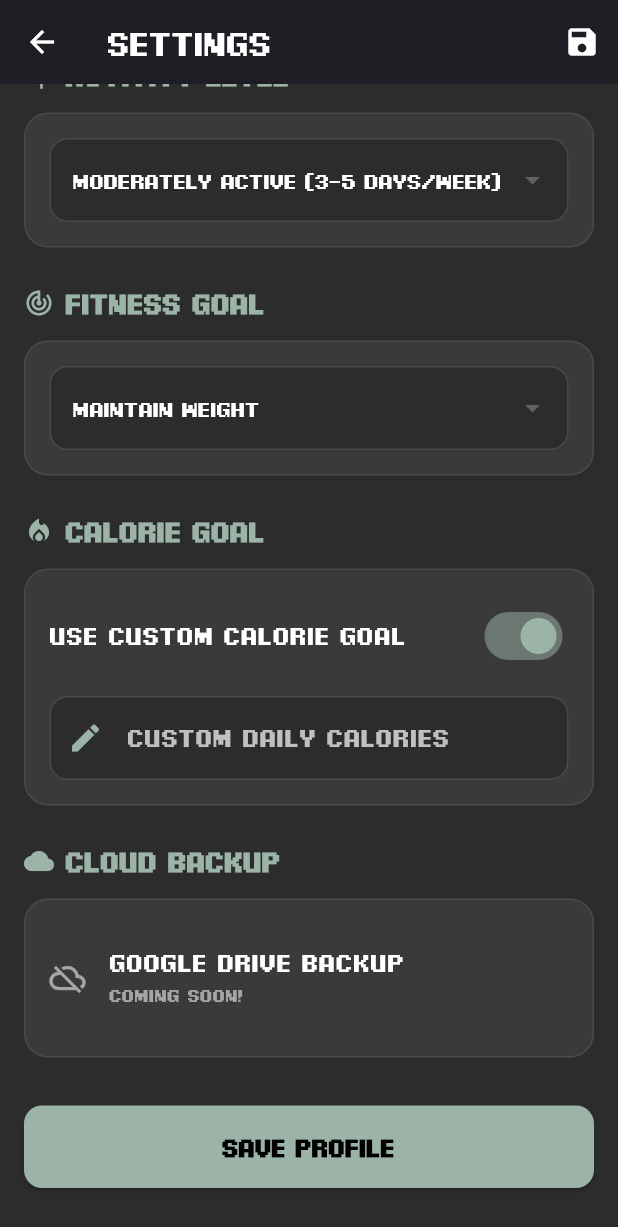
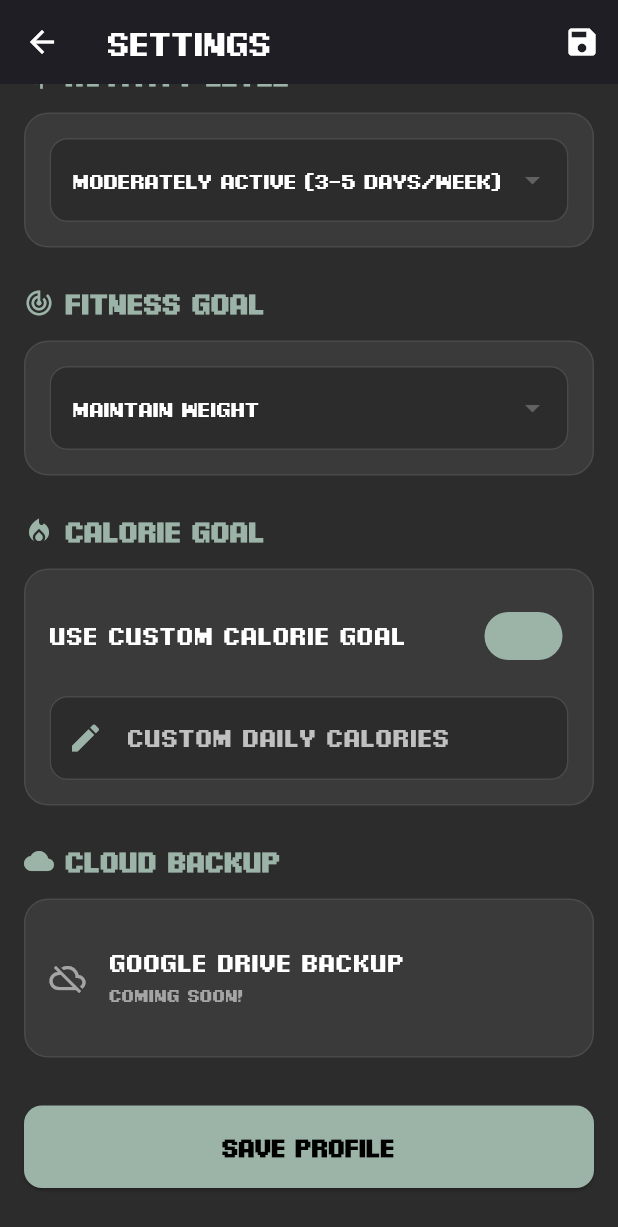
Before and after one commit to Qoyyuum/workoutbuddy, a Flutter app: the SettingsScreen screen opened directly, scrolled down 576 dp, after a tap on "Use Custom Calorie Goal", on a phone screen of 412 x 824 dp. Shown: the top 1227 px of the screen. Run offline on Flutter 3.47's test engine with Material 3 defaults, Android fonts, the phone set to English and light mode, and no system bars; our stand-ins replace audioplayers, flutter_dotenv, sqflite; missing offline and left inert: flame, flame_audio; accounts and stored records are empty.

Commit message:
refactor: replace Color.withOpacity with withValues and fix UI styling inconsistencies

```diff
--- /dev/null
+++ b/devtools_options.yaml
@@ -0,0 +1,3 @@
+description: This file stores settings for Dart & Flutter DevTools.
+documentation: https://docs.flutter.dev/tools/devtools/extensions#configure-extension-enablement-states
+extensions:
--- a/lib/screens/food_entry_screen.dart
+++ b/lib/screens/food_entry_screen.dart
@@ -1,4 +1,3 @@
-import 'package:flutter/foundation.dart';
 import 'package:flutter/material.dart';
 import '../models/food_nutrition.dart';
 import '../models/food_diary_entry.dart';
--- a/lib/screens/settings_screen.dart
+++ b/lib/screens/settings_screen.dart
@@ -321,7 +321,8 @@ class _SettingsScreenState extends State<SettingsScreen> {
                       ),
                       value: _useCustomCalories,
                       onChanged: (value) => setState(() => _useCustomCalories = value),
-                      activeColor: const Color(0xFF9CB4A8),
+                      activeTrackColor: const Color(0xFF9CB4A8),
+                      activeThumbColor: const Color(0xFF9CB4A8),
                       contentPadding: EdgeInsets.zero,
                     ),
 
@@ -497,7 +498,7 @@ class _SettingsScreenState extends State<SettingsScreen> {
     required String Function(T) getLabel,
   }) {
     return DropdownButtonFormField<T>(
-      value: value,
+      initialValue: value,
       items: items.map((item) {
         return DropdownMenuItem(
           value: item,
--- a/lib/screens/workoutbuddy_screen.dart
+++ b/lib/screens/workoutbuddy_screen.dart
@@ -1,6 +1,5 @@
 import 'package:flutter/material.dart';
 import '../models/workout_buddy.dart';
-import '../models/workout_type.dart';
 import '../widgets/lcd_display.dart';
 import '../widgets/workoutbuddy_buttons.dart';
 import '../services/sound_service.dart';
@@ -146,7 +145,7 @@ class _WorkoutbuddyScreenState extends State<WorkoutbuddyScreen>
               Container(
                 padding: const EdgeInsets.all(16),
                 child: const Text(
-                  'WORKOUTBUDDY',
+                  'WORKOUT BUDDY',
                   style: TextStyle(
                     color: Colors.white,
                     fontSize: 24,
--- a/lib/widgets/stat_gain_animation.dart
+++ b/lib/widgets/stat_gain_animation.dart
@@ -91,7 +91,7 @@ class _StatGainWidgetState extends State<StatGainWidget> {
                   borderRadius: BorderRadius.circular(20),
                   boxShadow: [
                     BoxShadow(
-                      color: _getStatColor().withOpacity(0.4),
+                      color: _getStatColor().withValues(alpha: 0.4),
                       blurRadius: 8,
                       spreadRadius: 2,
                     ),
```
Also changed, not shown: lib/screens/workout_screen.dart (+4 -4 lines), lib/widgets/animated_workout_buddy.dart (+7 -7 lines).
